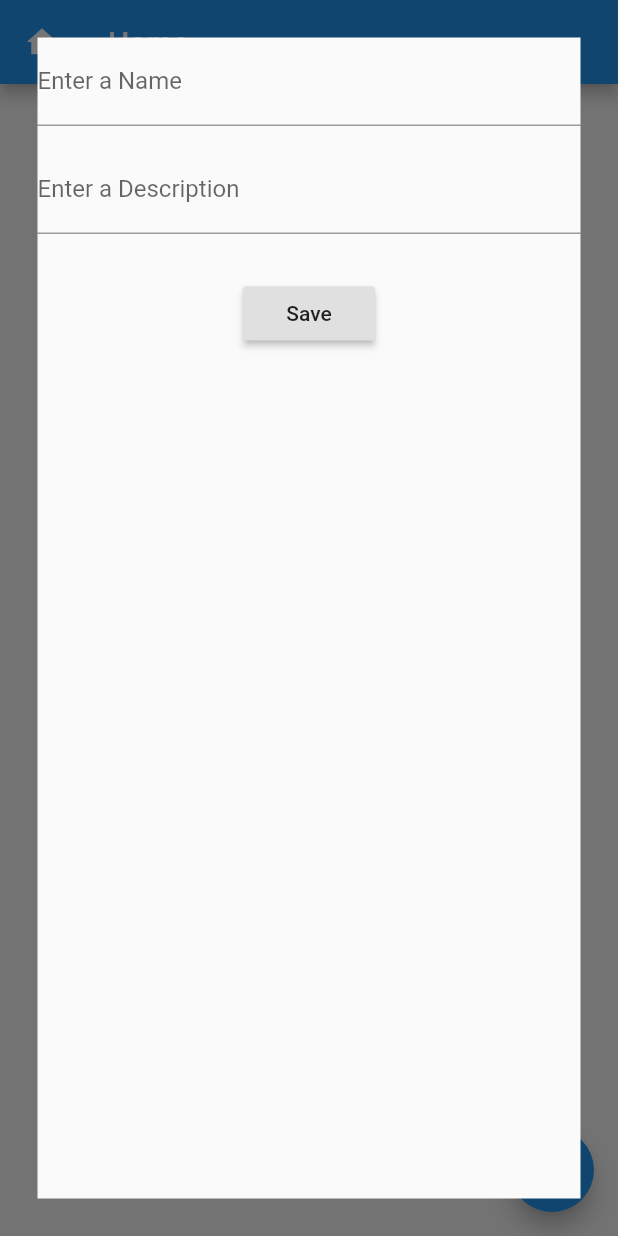
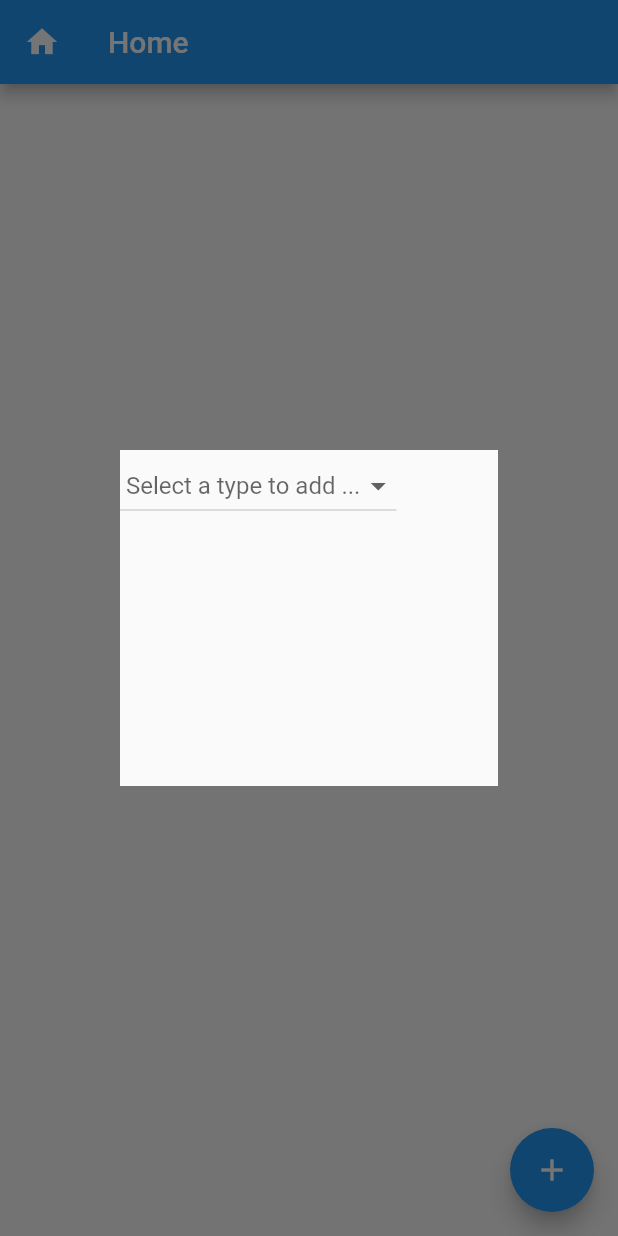
Before and after one commit to jjdd12/catalogTree, a Flutter app: the screen it shows once a user with an empty profile is signed in, after a tap on the "add" icon, on a phone screen of 412 x 824 dp. Run offline on Flutter 3.47's test engine with Material 2 defaults, Android fonts, the phone set to English and light mode, and no system bars; our stand-ins replace cloud_firestore, firebase_auth, google_sign_in; missing offline and left inert: image_form_field, thumbnails; accounts and stored records are empty; statements that could not run were skipped.

Commit message:
Add video selector field

```diff
--- a/lib/model/video.dart
+++ b/lib/model/video.dart
@@ -7,7 +7,7 @@ enum VideoType {
 
 class Video {
   const Video({
-    this.id,
+    this.reference,
     this.source,
     this.type,
     this.thumbnail,
@@ -15,7 +15,7 @@ class Video {
     this.name
   });
 
-  final Uuid id;
+  final DocumentReference reference;
   final Source source;
   final VideoType type;
   final Image thumbnail;
@@ -26,7 +26,8 @@ class Video {
 
 
 class Source {
-  Source(this.type, this.owner);
-  final String type;
+  Source(this.path, this.owner, this.acl);
+  final ResourceAcl acl;
+  final String path;
   final FirebaseUser owner;
 }
--- /dev/null
+++ b/lib/util/form/file_picker.dart
@@ -0,0 +1,5 @@
+part of catalog_tree;
+
+class FilePickerField extends FormField<String>{
+
+}
--- /dev/null
+++ b/lib/util/video_input_adapter.dart
@@ -0,0 +1,38 @@
+part of catalog_tree;
+class VideoInputAdapter {
+  /// Initialize from either a URL or a file, but not both.
+  VideoInputAdapter.fromFile(this.file)
+      : this.url = null,
+        assert(file != null);
+
+  VideoInputAdapter.fromUrl(this.url)
+      : this.file = null,
+        assert(url != null);
+
+  /// An image file
+  final File file;
+
+  /// A direct link to the remote image
+  final String url;
+
+  /// Render the thumbnail from a file or from a remote source.
+  Widget widgetize() {
+    if (file != null) {
+      return Image.file(file);
+    } else {
+      return FadeInImage(
+        image: NetworkImage(url),
+        placeholder: AssetImage("assets/images/placeholder.png"),
+        fit: BoxFit.contain,
+      );
+    }
+  }
+
+  Widget getThumbnail() {
+    return FadeInImage(
+        image: VideoThumbnail(file.path),
+        placeholder: AssetImage("packages/flutter_gallery_assets/food/icons/main.png"),
+        fit: BoxFit.cover
+    );
+  }
+}
--- /dev/null
+++ b/lib/util/video_thumbnail.dart
@@ -0,0 +1,47 @@
+part of catalog_tree;
+
+class VideoThumbnail extends ImageProvider<VideoThumbnail> {
+  final String path;
+
+  final String savePath;
+
+  final ThumbFormat imageFormat;
+
+  VideoThumbnail(this.path,
+      {
+        this.savePath = '/storage/emulated/0/Android/data/jhony.app.catalog/files',
+        this.imageFormat = ThumbFormat.PNG,
+      });
+
+  @override
+  ImageStreamCompleter load(VideoThumbnail key) {
+    return MultiFrameImageStreamCompleter(
+        codec: _loadAsync(key),
+        scale: 1.0,
+        informationCollector: (StringBuffer information) {
+          information.writeln('Path: ${key?.path}');
+        });
+  }
+
+  Future<Ui.Codec> _loadAsync(VideoThumbnail key) async {
+    assert(key == this);
+    Future<String> thumb = Thumbnails.getThumbnail(
+        thumbnailFolder: savePath,
+        // creates the specified path if it doesnt exist
+        videoFile: key.path,
+        imageType: imageFormat,
+        quality: 30);
+
+    File imageFile = File(await thumb);
+    final Uint8List bytes = await imageFile.readAsBytes();
+    if (bytes.lengthInBytes == 0)
+      return null;
+
+    return await PaintingBinding.instance.instantiateImageCodec(bytes);
+  }
+
+  @override
+  Future<VideoThumbnail> obtainKey(ImageConfiguration configuration) {
+    return SynchronousFuture<VideoThumbnail>(this);
+  }
+}
--- a/lib/view/home_view.dart
+++ b/lib/view/home_view.dart
@@ -1,5 +1,4 @@
 part of catalog_tree;
-
 
 class NodeViewState extends State<NodeView> {
   List<NodeContainer> children;
@@ -7,13 +6,13 @@ class NodeViewState extends State<NodeView> {
   bool isRoot;
   String title;
   final _suggestions = Set<NodeContainer>();
-  final _biggerFont = const TextStyle(fontSize: 18.0);
+  final TextStyle _biggerFont = const TextStyle(fontSize: 18.0);
   final Db db = new Db();
 
   Widget build(BuildContext context) {
     return Scaffold(
       appBar: AppBar(
-        title: Text(isRoot ? "Home": title != null ? title : ""),
+        title: Text(isRoot ? "Home" : title != null ? title : ""),
         leading: new Icon(isRoot ? Icons.home : Icons.perm_media),
       ),
       body: _buildSuggestions(context),
@@ -26,9 +25,9 @@ class NodeViewState extends State<NodeView> {
   }
 
   @override
-  void initState(){
+  void initState() {
     super.initState();
-    if(isRoot){
+    if (isRoot) {
       updateNodesFromDb();
     }
   }
@@ -43,20 +42,23 @@ class NodeViewState extends State<NodeView> {
         // For odd rows, the function adds a Divider widget to visually
         // separate the entries. Note that the divider may be difficult
         // to see on smaller devices.
-        children:
-            children.map((dynamic node) => _buildRow(node)).toList());
+        children: children.map((dynamic node) => _buildRow(node)).toList());
   }
 
   void _showDialog() {
     showDialog(
         context: context,
-        builder: (BuildContext context) =>
-            new NodeForm(updateNodesFromDb, parentNode: currentNode, isRoot: isRoot));
+        builder: (BuildContext context) => new NodeForm(updateNodesFromDb, null,
+            parentNode: currentNode, isRoot: isRoot));
   }
 
   Widget _buildRow(NodeContainer node) {
     return ListTile(
-      leading: new Icon(node.category.icon, size: 32, color: Colors.black54,),
+      leading: new Icon(
+        node.category.icon,
+        size: 32,
+        color: Colors.black54,
+      ),
       title: Text(
         node.title,
         style: _biggerFont,
@@ -66,8 +68,7 @@ class NodeViewState extends State<NodeView> {
           Navigator.push(context, MaterialPageRoute(builder: (_) {
             List<NodeContainer> nodes = new List<NodeContainer>();
             data.documents.forEach((DocumentSnapshot document) {
-              nodes
-                  .add(NodeContainer.fromNode(Node.fromSnapshot(document)));
+              nodes.add(NodeContainer.fromNode(Node.fromSnapshot(document)));
             });
             return NodeView(
                 childrenNodes: nodes,
@@ -81,11 +82,11 @@ class NodeViewState extends State<NodeView> {
   }
 
   nodesRefresh(QuerySnapshot value) {
-    setState(()=> children = NodeContainer.fromDb(value));
+    setState(() => children = NodeContainer.fromDb(value));
   }
 
   //refreshes the the children nodes from the database
-  updateNodesFromDb(){
+  updateNodesFromDb() {
     if (isRoot) {
       db.getRootNodes(nodesRefresh);
     } else {
@@ -117,5 +118,4 @@ class NodeView extends StatefulWidget {
     state.isRoot = isRoot;
     return state;
   }
-
 }
--- a/lib/view/node/node_form.dart
+++ b/lib/view/node/node_form.dart
@@ -4,13 +4,15 @@ class NodeForm extends StatefulWidget {
   final DocumentReference parentNode;
   final bool isRoot;
   final Function onSave;
+  final LeafType type;
 
-  const NodeForm(this.onSave, {Key key, this.parentNode, this.isRoot = false})
+  const NodeForm(this.onSave, this.type,
+      {Key key, this.parentNode, this.isRoot = false})
       : super(key: key);
 
   @override
   State<StatefulWidget> createState() {
-    return new NodeFormState(parentNode, onSave, isRoot: isRoot);
+    return new NodeFormState(parentNode, onSave, type, isRoot: isRoot);
   }
 }
 
@@ -20,16 +22,31 @@ class NodeFormState extends State<NodeForm> {
   final bool isRoot;
   final Db _db = new Db();
   final Function onSave;
+  LeafType type;
 
   Map _data = new Map<String, dynamic>();
 
-  NodeFormState(this.parentNode, this.onSave, {this.isRoot = false});
+  NodeFormState(this.parentNode, this.onSave, this.type, {this.isRoot = false});
+
 
   @override
   Widget build(BuildContext context) {
+    if(type == null) {
+      return new LeafTypeSelector((LeafType type) => setState(() => this.type = type));
+    }
+
+    Widget childForm;
+    switch (type) {
+      case LeafType.collection:
+        childForm = _buildCollectionFields();
+        break;
+      case LeafType.video:
+        childForm = _buidVideoFields();
+        break;
+    }
     return Padding(
         padding: const EdgeInsets.all(25.0),
-        child: Form(key: _formKey, child: _buildCollectionFields()));
+        child: Form(key: _formKey, child: childForm));
   }
 
   static Function emptyCheck = (value) {
@@ -42,9 +59,69 @@ class NodeFormState extends State<NodeForm> {
         labelText: 'Enter a $name',
       );
 
+  Widget _buidVideoFields() {
+    SingleChildScrollView body = SingleChildScrollView(
+        padding: const EdgeInsets.all(16.0),
+        child: Column(children: <Widget>[
+          TextFormField(
+            decoration: label(' Name'),
+            validator: emptyCheck,
+            onSaved: (String value) => _data["name"] = value,
+          ),
+          SizedBox(
+            height: 13.0,
+          ),
+          ImageFormField<VideoInputAdapter>(
+            shouldAllowMultiple: false,
+            onSaved: (val) => _data["video"] = val,
+            initializeFileAsImage: (file) => VideoInputAdapter.fromFile(file),
+            previewImageBuilder: (_, image) => image.getThumbnail(),
+            buttonBuilder: (BuildContext context, int num) => Container(
+                padding: const EdgeInsets.all(16.0),
+                decoration: BoxDecoration(
+                  color: Theme.of(context).primaryColorLight,
+                  borderRadius:
+                      const BorderRadius.all(const Radius.circular(6.0)),
+                ),
+                child: Row(
+                    mainAxisAlignment: MainAxisAlignment.center,
+                    crossAxisAlignment: CrossAxisAlignment.center,
+                    children: [
+                      Icon(Icons.videocam,
+                          color: Theme.of(context).primaryColor),
+                      Text(" Select Video",
+                          style: TextStyle(
+                              color: Theme.of(context).primaryColor,
+                              fontWeight: FontWeight.bold))
+                    ])),
+          ),
+          SizedBox(
+            height: 13.0,
+          ),
+          Padding(
+            padding: const EdgeInsets.symmetric(vertical: 16.0),
+            child: RaisedButton(
+              onPressed: () {
+                // Validate will return true if the form is valid, or false if
+                // the form is invalid.
+                if (_formKey.currentState.validate()) {
+                  _formKey.currentState.save();
+                  saveCollectionNode();
+                }
+              },
+              child: Text('Save'),
+            ),
+          ),
+        ]));
+    return Scaffold(
+        appBar: AppBar(centerTitle: true, title: const Text(" Add Video")),
+        body: body);
+  }
+
   Widget _buildCollectionFields() {
-    Scaffold body = Scaffold(
-        body: Column(
+    SingleChildScrollView body = SingleChildScrollView(
+        padding: const EdgeInsets.all(16.0),
+        child: Column(
           children: <Widget>[
             TextFormField(
               decoration: label('Name'),
@@ -78,7 +155,9 @@ class NodeFormState extends State<NodeForm> {
             ),
           ],
         ));
-    return body;
+    return Scaffold(
+        appBar: AppBar(centerTitle: true, title: const Text(" Add Collection")),
+        body: body);
   }
 
   void saveCollectionNode() {
@@ -91,6 +170,7 @@ class NodeFormState extends State<NodeForm> {
     _data["owner"] = _user.uid;
     _db.createNode(_data);
     this.onSave();
+    //this one closes the form popup
     Navigator.pop(context);
   }
 }
--- a/lib/view/node/which_leaf.dart
+++ b/lib/view/node/which_leaf.dart
@@ -1,29 +1,36 @@
 part of catalog_tree;
 
-enum leafType { collection, video }
+enum LeafType { collection, video }
 
-class LeafSelector extends StatelessWidget {
+class LeafTypeSelector extends StatelessWidget {
+  final Function onChange;
+
+  const LeafTypeSelector(this.onChange, {Key key}) : super(key: key);
 
   @override
   Widget build(BuildContext context) {
-    Scaffold body = Scaffold(
-        body: Column(children: <Widget>[
-      new Padding(
-          padding: const EdgeInsets.all(20.0),
-          child: new DropdownButton(
-            hint: new Text('Select a type to add ...'),
-            items: <DropdownMenuItem>[
+    Padding body = Padding(
+      padding: EdgeInsets.symmetric(vertical: 300.0, horizontal: 80.0),
+        child: Scaffold(
+            body:  new DropdownButton<LeafType>(
+                hint: new Text(' Select a type to add ...'),
+                items: <DropdownMenuItem<LeafType>>[
                   new DropdownMenuItem(
                     child: new Text('Collection'),
-                value: leafType.collection,
+                    value: LeafType.collection,
                   ),
                   new DropdownMenuItem(
                     child: new Text('Video'),
-                value: leafType.video,
+                    value: LeafType.video,
                   ),
                 ],
+                onChanged: (LeafType type) {
+                  // closes the dialog then call the onChange callback
+                  //Navigator.pop(context);
+                  onChange(type);
+                },
               ))
-    ]));
+        );
     return body;
   }
 }
--- a/pubspec.yaml
+++ b/pubspec.yaml
@@ -20,7 +20,9 @@ dependencies:
   uuid: ^1.0.0
   flutter_gallery_assets: 0.1.6
   google_sign_in: ^3.2.4
-  file_picker: ^1.0.2
+  thumbnails: ^1.0.1
+  image_form_field:
+    path: /home/kalel/IdeaProjects/flutter_image_form_field/
 
 dev_dependencies:
   flutter_test:
```
Also changed, not shown: lib/landing.dart (+10 -0 lines), 2 other files. Lines whose indentation alone changed are shown as unchanged.
